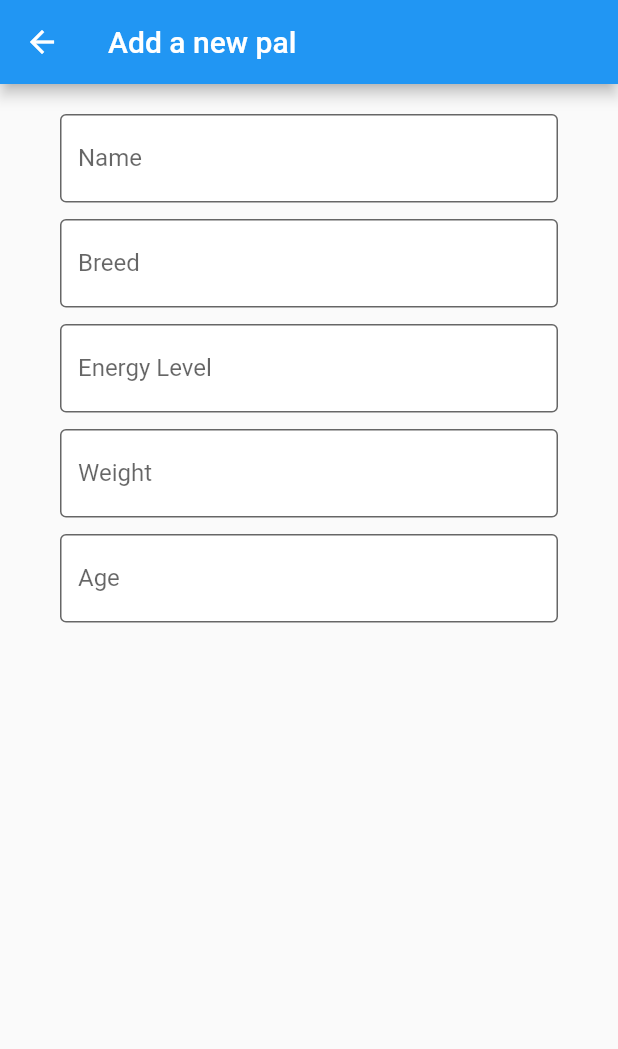
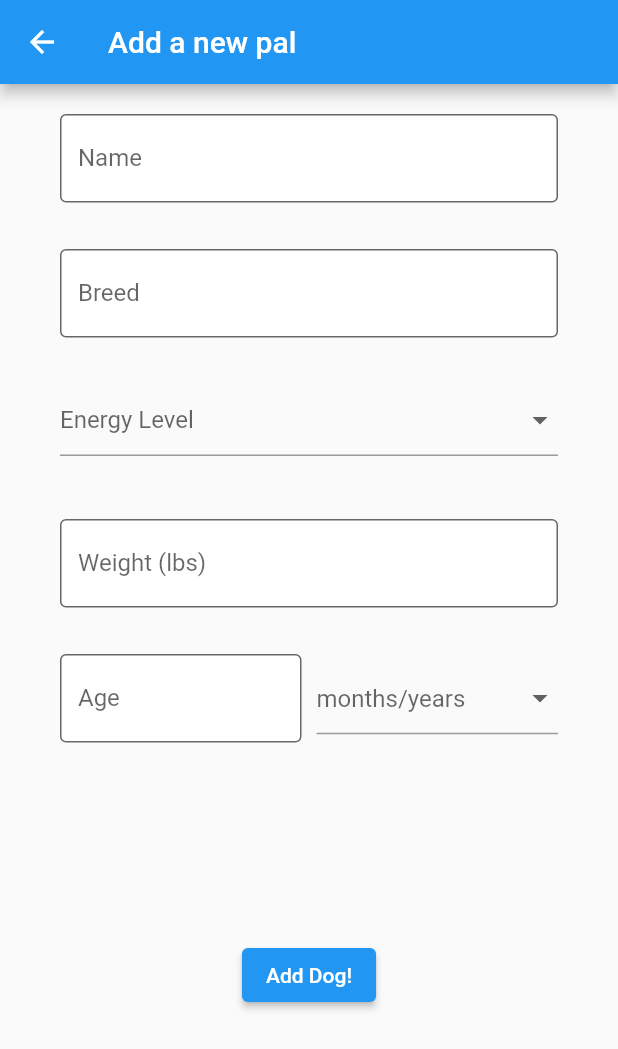
Before and after one commit to apphamd/playpal, a Flutter app: the AddDog screen opened directly with empty values, on a phone screen of 412 x 824 dp. Shown: the top 1049 px of the screen. Run offline on Flutter 3.47's test engine with Material 2 defaults, Android fonts, the phone set to English and light mode, and no system bars; our stand-ins replace cloud_firestore, firebase_auth, firebase_core; accounts and stored records are empty; statements that could not run were skipped.

Commit message:
Added create dog feature

```diff
--- a/lib/crud/create/add_dog.dart
+++ b/lib/crud/create/add_dog.dart
@@ -1,4 +1,6 @@
 import 'package:flutter/material.dart';
+import 'package:playpal/crud/dog_service.dart';
+import 'package:playpal/models/dog_model.dart';
 import 'package:playpal/models/user_model.dart';
 
 class AddDog extends StatefulWidget {
@@ -11,6 +13,7 @@ class AddDog extends StatefulWidget {
 
 class _AddDogState extends State<AddDog> {
   final GlobalKey<FormState> _addDogFormKey = GlobalKey<FormState>();
+  final DogService dogService = DogService();
 
   // dog fields
   String dogName = '';
@@ -18,6 +21,15 @@ class _AddDogState extends State<AddDog> {
   String energyLevel = '';
   int weight = 0;
   int age = 0;
+  String ageTimespan = '';
+
+  void submitForm() {
+    if (context.mounted) FocusScope.of(context).unfocus();
+    _addDogFormKey.currentState!.save();
+    print('$dogName $breed $energyLevel $weight $age $ageTimespan');
+    dogService.createDog(
+        widget.user, dogName, breed, energyLevel, weight, age, ageTimespan);
+  }
 
   @override
   Widget build(BuildContext context) {
@@ -32,21 +44,37 @@ class _AddDogState extends State<AddDog> {
                 child: _buildName(),
               ),
               Container(
-                padding: const EdgeInsets.only(top: 70),
+                padding: const EdgeInsets.only(top: 90),
                 child: _buildBreed(),
               ),
               Container(
-                padding: const EdgeInsets.only(top: 140),
+                padding: const EdgeInsets.only(top: 180),
                 child: _buildEnergyLevel(),
               ),
               Container(
-                padding: const EdgeInsets.only(top: 210),
+                padding: const EdgeInsets.only(top: 270),
                 child: _buildWeight(),
               ),
               Container(
-                padding: const EdgeInsets.only(top: 280),
+                padding: const EdgeInsets.only(top: 360),
                 child: _buildAge(),
               ),
+              Container(
+                alignment: Alignment.bottomCenter,
+                margin: const EdgeInsets.only(bottom: 150),
+                child: ElevatedButton(
+                    child: Text('Add Dog!'),
+                    onPressed: () {
+                      if (_addDogFormKey.currentState!.validate()) {
+                        // If the form is valid, display a snackbar. In the real world,
+                        // you'd often call a server or save the information in a database.
+                        ScaffoldMessenger.of(context).showSnackBar(
+                          const SnackBar(content: Text('Processing Data')),
+                        );
+                        submitForm();
+                      }
+                    }),
+              )
             ],
           ),
         ),
@@ -115,31 +143,35 @@ class _AddDogState extends State<AddDog> {
   }
 
   Widget _buildEnergyLevel() {
+    final List<DropdownMenuItem<EnergyLevel>> energyLevelEntries =
+        <DropdownMenuItem<EnergyLevel>>[];
+    for (final EnergyLevel energy in EnergyLevel.values) {
+      if (energy.level != 'all') {
+        energyLevelEntries.add(
+          DropdownMenuItem<EnergyLevel>(
+              value: energy, child: Text(energy.level)),
+        );
+      }
+    }
     return Padding(
       padding: const EdgeInsets.symmetric(horizontal: 40.0, vertical: 20),
-      child: TextFormField(
-        // The validator receives the text that the user has entered.
+      child: Column(
+        children: [
+          DropdownButtonFormField(
             validator: (value) {
-          if (value == null || value.isEmpty) {
-            return 'Please enter some text';
+              if (value == null) {
+                return 'Please select a value';
               }
               return null;
             },
-        decoration: const InputDecoration(
-          fillColor: Colors.white,
-          filled: true,
-          focusedBorder: OutlineInputBorder(
-            borderSide: BorderSide(
-              color: Colors.amber,
-              width: 2.0,
+            hint: const Text('Energy Level'),
+            items: energyLevelEntries,
+            onChanged: (value) => {},
+            onSaved: (newValue) {
+              energyLevel = newValue!.getLevel();
+            },
           ),
-          ),
-          labelText: 'Energy Level',
-          border: OutlineInputBorder(),
-        ),
-        onSaved: (String? value) {
-          energyLevel = value!;
-        },
+        ],
       ),
     );
   }
@@ -164,7 +196,7 @@ class _AddDogState extends State<AddDog> {
               width: 2.0,
             ),
           ),
-          labelText: 'Weight',
+          labelText: 'Weight (lbs)',
           border: OutlineInputBorder(),
         ),
         onSaved: (String? value) {
@@ -175,8 +207,19 @@ class _AddDogState extends State<AddDog> {
   }
 
   Widget _buildAge() {
+    final List<DropdownMenuItem<AgeTimespan>> ageTimespanEntries =
+        <DropdownMenuItem<AgeTimespan>>[];
+    for (final AgeTimespan timespan in AgeTimespan.values) {
+      ageTimespanEntries.add(
+        DropdownMenuItem<AgeTimespan>(
+            value: timespan, child: Text(timespan.name)),
+      );
+    }
     return Padding(
       padding: const EdgeInsets.symmetric(horizontal: 40.0, vertical: 20),
+      child: Row(
+        children: [
+          Expanded(
             child: TextFormField(
               // The validator receives the text that the user has entered.
               validator: (value) {
@@ -201,6 +244,26 @@ class _AddDogState extends State<AddDog> {
                 age = int.parse(value!.trim());
               },
             ),
+          ),
+          const SizedBox(width: 10),
+          Expanded(
+            child: DropdownButtonFormField(
+              validator: (value) {
+                if (value == null) {
+                  return 'Please select a value';
+                }
+                return null;
+              },
+              hint: const Text('months/years'),
+              items: ageTimespanEntries,
+              onChanged: (value) => {},
+              onSaved: (newValue) {
+                ageTimespan = newValue!.getValue();
+              },
+            ),
+          )
+        ],
+      ),
     );
   }
 }
--- a/lib/models/dog_model.dart
+++ b/lib/models/dog_model.dart
@@ -7,7 +7,11 @@ class DogModel {
   final String city;
   final String state;
   final int weight;
+  final int? age;
+  final String? ageTimespan;
   final List? likes;
+  // TODO: add vaccination status
+  // final bool isVaccinated;
   final String ownerId;
   final String dogId;
 
@@ -18,6 +22,8 @@ class DogModel {
     required this.city,
     required this.state,
     required this.weight,
+    required this.age,
+    required this.ageTimespan,
     required this.likes,
     required this.ownerId,
     required this.dogId,
@@ -34,9 +40,46 @@ class DogModel {
       city: data['city'],
       state: data['state'],
       weight: data['weight'],
+      age: data['age'],
+      ageTimespan: data['ageTimespan'],
       likes: data['likes'],
       ownerId: data['owner_id'],
       dogId: snapshot.id,
     );
   }
+
+  Map<String, dynamic> toFirestore() {
+    return {
+      "f_name": name,
+      "breed": breed,
+      "city": city,
+      "state": state,
+      "energy_level": energyLevel,
+      "weight": weight,
+      "age": age,
+      "ageTimespan": ageTimespan,
+      "owner_id": ownerId,
+    };
+  }
 }
+
+enum AgeTimespan {
+  month,
+  months,
+  year,
+  years;
+
+  String getValue() => name;
+}
+
+enum EnergyLevel {
+  high('high', 3),
+  medium('medium', 2),
+  low('low', 1),
+  all('all', 0);
+
+  const EnergyLevel(this.level, this.value);
+  final String level;
+  final int value;
+  String getLevel() => level;
+}
```
Also changed, not shown: lib/crud/dog_service.dart (added, +32 -0 lines), lib/pages/login/register_page.dart (+184 -184 lines). Lines whose indentation alone changed are shown as unchanged.
